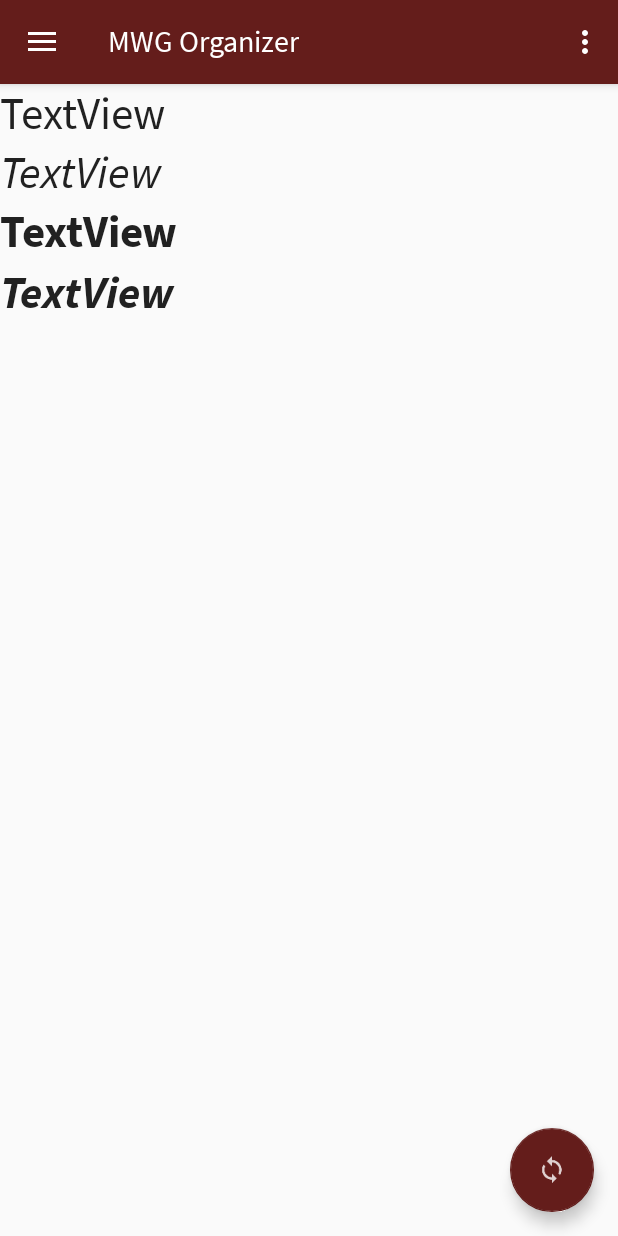
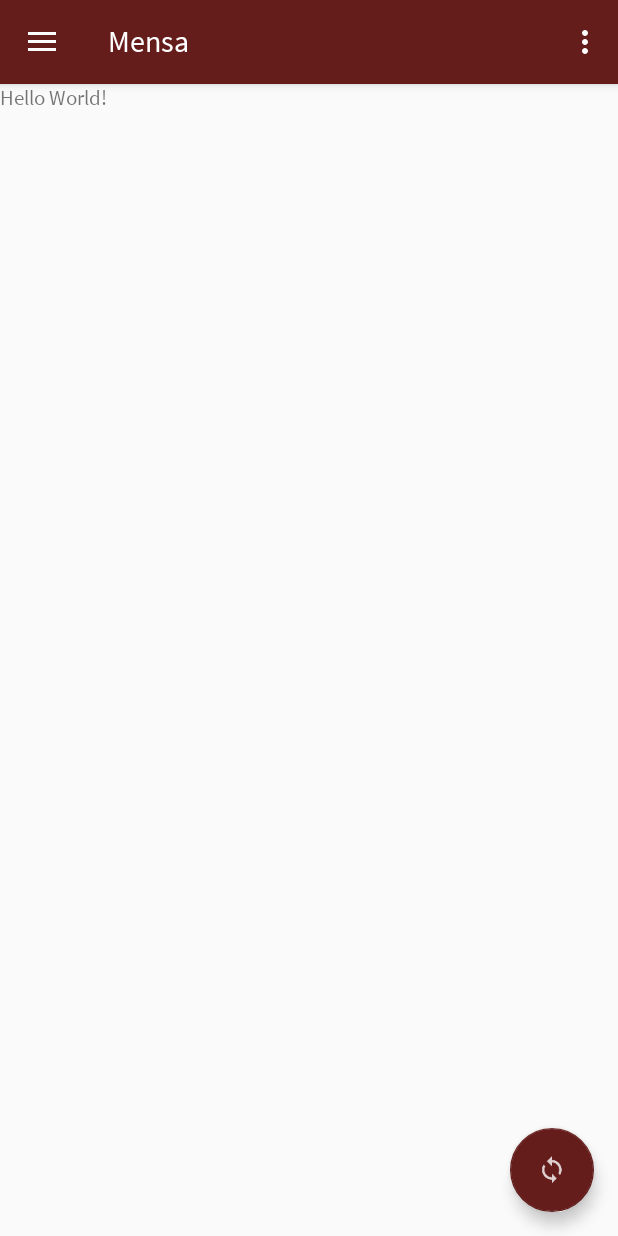
Before and after one commit to InformatikMWG/mwg-organizer-sandbox, an Android app: the screen it shows after launch (MWGOrganizer), in the side drawer, after a tap on "Mensa", on a phone screen of 412 x 824 dp. Run offline under Robolectric (Android 15) with nearby library versions, the phone set to English and light mode, and no system bars; 1 statement that could not run was skipped.

Commit message:
First fragments implemented

```diff
--- a/app/build.gradle
+++ b/app/build.gradle
@@ -26,6 +26,7 @@ dependencies {
     implementation 'com.android.support.constraint:constraint-layout:1.0.2'
     implementation 'com.android.support:support-v4:26.1.0'
     implementation 'com.android.support:support-vector-drawable:26.1.0'
+    implementation 'com.android.support:recyclerview-v7:26.1.0'
     testImplementation 'junit:junit:4.12'
     androidTestImplementation 'com.android.support.test:runner:0.5'
     androidTestImplementation 'com.android.support.test.espresso:espresso-core:2.2.2'
--- /dev/null
+++ b/app/src/main/java/de/mwg_bayreuth/mwgorganizer/HomeFragment.java
@@ -0,0 +1,88 @@
+package de.mwg_bayreuth.mwgorganizer;
+
+import android.content.Context;
+import android.net.Uri;
+import android.os.Bundle;
+import android.support.v4.app.Fragment;
+import android.view.LayoutInflater;
+import android.view.View;
+import android.view.ViewGroup;
+
+
+/**
+ * A simple {@link Fragment} subclass.
+ * Activities that contain this fragment must implement the
+ * {@link HomeFragment.OnFragmentInteractionListener} interface
+ * to handle interaction events.
+ * Use the {@link HomeFragment#newInstance} factory method to
+ * create an instance of this fragment.
+ */
+public class HomeFragment extends Fragment {
+        private OnFragmentInteractionListener mListener;
+
+    public HomeFragment() {
+        // Required empty public constructor
+    }
+
+
+    // TODO: Rename and change types and number of parameters
+    //public static HomeFragment newInstance() {
+    //    HomeFragment fragment = new HomeFragment();
+    //    return fragment;
+    //}
+
+    @Override
+    public void onCreate(Bundle savedInstanceState) {
+        super.onCreate(savedInstanceState);
+        //if (getArguments() != null) {
+        //    mParam1 = getArguments().getString(ARG_PARAM1);
+        //    mParam2 = getArguments().getString(ARG_PARAM2);
+        //}
+    }
+
+    @Override
+    public View onCreateView(LayoutInflater inflater, ViewGroup container,
+                             Bundle savedInstanceState) {
+        // Inflate the layout for this fragment
+        return inflater.inflate(R.layout.fragment_home, container, false);
+    }
+
+    // TODO: Rename method, update argument and hook method into UI event
+    public void onButtonPressed(Uri uri) {
+        if (mListener != null) {
+            mListener.onFragmentInteraction(uri);
+        }
+    }
+
+    @Override
+    public void onAttach(Context context) {
+        super.onAttach(context);
+        if (context instanceof OnFragmentInteractionListener) {
+            mListener = (OnFragmentInteractionListener) context;
+        } else {
+            throw new RuntimeException(context.toString()
+                    + " must implement OnFragmentInteractionListener");
+        }
+    }
+
+    @Override
+    public void onDetach() {
+        super.onDetach();
+        mListener = null;
+    }
+
+    /**
+     * This interface must be implemented by activities that contain this
+     * fragment to allow an interaction in this fragment to be communicated
+     * to the activity and potentially other fragments contained in that
+     * activity.
+     * <p>
+     * See the Android Training lesson <a href=
+     * "http://developer.android.com/training/basics/fragments/communicating.html"
+     * >Communicating with Other Fragments</a> for more information.
+     */
+    public interface OnFragmentInteractionListener {
+        // TODO: Update argument type and name
+        void onFragmentInteraction(Uri uri);
+    }
+}
--- a/app/src/main/java/de/mwg_bayreuth/mwgorganizer/MWGOrganizer.java
+++ b/app/src/main/java/de/mwg_bayreuth/mwgorganizer/MWGOrganizer.java
@@ -1,6 +1,7 @@
 package de.mwg_bayreuth.mwgorganizer;
 
 import android.content.Intent;
+import android.net.Uri;
 import android.os.Bundle;
 import android.support.design.widget.FloatingActionButton;
 import android.support.design.widget.Snackbar;
@@ -14,16 +15,24 @@ import android.support.v7.widget.Toolbar;
 import android.view.Menu;
 import android.view.MenuItem;
 
+import de.mwg_bayreuth.mwgorganizer.dummy.DummyContent;
+
 public class MWGOrganizer extends AppCompatActivity
-        implements NavigationView.OnNavigationItemSelectedListener {
+implements NavigationView.OnNavigationItemSelectedListener,
+        // Also implement the interaction listeners of the single fragments
+        HomeFragment.OnFragmentInteractionListener,
+        VertretungsplanFragment.OnListFragmentInteractionListener {
+
 
     @Override
     protected void onCreate(Bundle savedInstanceState) {
         super.onCreate(savedInstanceState);
         setContentView(R.layout.activity_mwgorganizer);
+
         Toolbar toolbar = (Toolbar) findViewById(R.id.toolbar);
         setSupportActionBar(toolbar);
 
+        // Configure the floating button
         FloatingActionButton fab = (FloatingActionButton) findViewById(R.id.fab);
         fab.setOnClickListener(new View.OnClickListener() {
             @Override
@@ -35,6 +44,8 @@ public class MWGOrganizer extends AppCompatActivity
             }
         });
 
+
+        // Initialize the drawer
         DrawerLayout drawer = (DrawerLayout) findViewById(R.id.drawer_layout);
         ActionBarDrawerToggle toggle = new ActionBarDrawerToggle(
                 this, drawer, toolbar, R.string.navigation_drawer_open, R.string.navigation_drawer_close);
@@ -43,14 +54,30 @@ public class MWGOrganizer extends AppCompatActivity
 
         NavigationView navigationView = (NavigationView) findViewById(R.id.nav_view);
         navigationView.setNavigationItemSelectedListener(this);
+        navigationView.getMenu().getItem(0).setChecked(true);
+
+        // Only add the "Home"-fragment if the container exists
+        if(findViewById(R.id.fragment_container) != null) {
+            // Don't do anything when other fragments already exist
+            if (savedInstanceState != null) { return; }
+
+            // Create a home fragment and place it in the container
+            HomeFragment homefragment = new HomeFragment();
+            getSupportFragmentManager().beginTransaction().
+                    add(R.id.fragment_container, homefragment).commit();
+        }
     }
+
+
 
     @Override
     public void onBackPressed() {
         DrawerLayout drawer = (DrawerLayout) findViewById(R.id.drawer_layout);
-        if (drawer.isDrawerOpen(GravityCompat.START)) {
-            drawer.closeDrawer(GravityCompat.START);
-        } else {
+
+        // Drawer opened -> Close drawer; Drawer closed -> Close application
+        if (drawer.isDrawerOpen(GravityCompat.START)) { drawer.closeDrawer(GravityCompat.START); }
+        else {
+            // TODO: App erst schließen, wenn Zurücktaste 2x schnell hintereinander gedrückt wurde
             super.onBackPressed();
         }
     }
@@ -67,37 +94,66 @@ public class MWGOrganizer extends AppCompatActivity
         // Handle action bar item clicks here. The action bar will
         // automatically handle clicks on the Home/Up button, so long
         // as you specify a parent activity in AndroidManifest.xml.
-        int id = item.getItemId();
+        switch(item.getItemId()) {
+            case R.id.action_about:
+                startActivity(new Intent(this, About.class));
+                return true;
 
-        //noinspection SimplifiableIfStatement
-        if (id == R.id.action_settings) {
-            startActivity(new Intent(this, Settings.class));
-            return true;
+            case R.id.action_settings:
+                startActivity(new Intent(this, Settings.class));
+                return true;
+
+            default:
+                return super.onOptionsItemSelected(item);
         }
-
-        return super.onOptionsItemSelected(item);
     }
 
     @SuppressWarnings("StatementWithEmptyBody")
     @Override
     public boolean onNavigationItemSelected(MenuItem item) {
+        android.support.v4.app.Fragment fragment = null;
+        Class fragmentClass = null;
+        boolean exchangeFragment = false;
+
         // Handle navigation view item clicks here.
-        int id = item.getItemId();
+        switch(item.getItemId()) {
+            default:
+                fragmentClass = HomeFragment.class;
+                exchangeFragment = true; break;
+            case R.id.nav_vplan:
+                fragmentClass = VertretungsplanFragment.class;
+                exchangeFragment = true; break;
+        //    case R.id.nav_mensa:
 
-        if (id == R.id.nav_vplan) {
-            // Handle the camera action
-        } else if (id == R.id.nav_mensa) {
+        //    case R.id.nav_news:
 
-        } else if (id == R.id.nav_news) {
+            case R.id.nav_about:
+                startActivity(new Intent(this, About.class)); break;
+            case R.id.nav_settings:
+                startActivity(new Intent(this, Settings.class)); break;
+        }
 
-        } else if (id == R.id.nav_about) {
-            startActivity(new Intent(this, About.class));
-        } else if (id == R.id.nav_settings) {
-            startActivity(new Intent(this, Settings.class));
+        // Do *not* execute this code when an Activity has been opened!!
+        if(exchangeFragment) {
+            try { fragment = (android.support.v4.app.Fragment) fragmentClass.newInstance(); }
+            catch (Exception e) { e.printStackTrace(); }
+
+            getSupportFragmentManager().beginTransaction()
+                    .replace(R.id.fragment_container, fragment).commit();
+
+            setTitle(item.getTitle());
         }
 
         DrawerLayout drawer = (DrawerLayout) findViewById(R.id.drawer_layout);
         drawer.closeDrawer(GravityCompat.START);
         return true;
     }
+
+
+    // Has to be overridden, otherwise nasty crashes occurr
+    @Override
+    public void onFragmentInteraction(Uri uri) {}
+
+    @Override
+    public void onListFragmentInteraction(DummyContent.DummyItem item) {}
 }
--- /dev/null
+++ b/app/src/main/java/de/mwg_bayreuth/mwgorganizer/VertretungsplanFragment.java
@@ -0,0 +1,109 @@
+package de.mwg_bayreuth.mwgorganizer;
+
+import android.content.Context;
+import android.os.Bundle;
+import android.support.v4.app.Fragment;
+import android.support.v7.widget.GridLayoutManager;
+import android.support.v7.widget.LinearLayoutManager;
+import android.support.v7.widget.RecyclerView;
+import android.view.LayoutInflater;
+import android.view.View;
+import android.view.ViewGroup;
+
+import de.mwg_bayreuth.mwgorganizer.dummy.DummyContent;
+import de.mwg_bayreuth.mwgorganizer.dummy.DummyContent.DummyItem;
+
+import java.util.List;
+
+/**
+ * A fragment representing a list of Items.
+ * <p/>
+ * Activities containing this fragment MUST implement the {@link OnListFragmentInteractionListener}
+ * interface.
+ */
+public class VertretungsplanFragment extends Fragment {
+
+    // TODO: Customize parameter argument names
+    private static final String ARG_COLUMN_COUNT = "column-count";
+    // TODO: Customize parameters
+    private int mColumnCount = 1;
+    private OnListFragmentInteractionListener mListener;
+
+    /**
+     * Mandatory empty constructor for the fragment manager to instantiate the
+     * fragment (e.g. upon screen orientation changes).
+     */
+    public VertretungsplanFragment() {
+    }
+
+    // TODO: Customize parameter initialization
+    @SuppressWarnings("unused")
+    public static VertretungsplanFragment newInstance(int columnCount) {
+        VertretungsplanFragment fragment = new VertretungsplanFragment();
+        Bundle args = new Bundle();
+        args.putInt(ARG_COLUMN_COUNT, columnCount);
+        fragment.setArguments(args);
+        return fragment;
+    }
+
+    @Override
+    public void onCreate(Bundle savedInstanceState) {
+        super.onCreate(savedInstanceState);
+
+        if (getArguments() != null) {
+            mColumnCount = getArguments().getInt(ARG_COLUMN_COUNT);
+        }
+    }
+
+    @Override
+    public View onCreateView(LayoutInflater inflater, ViewGroup container,
+                             Bundle savedInstanceState) {
+        View view = inflater.inflate(R.layout.fragment_vertretungsplan_list, container, false);
+
+        // Set the adapter
+        if (view instanceof RecyclerView) {
+            Context context = view.getContext();
+            RecyclerView recyclerView = (RecyclerView) view;
+            if (mColumnCount <= 1) {
+                recyclerView.setLayoutManager(new LinearLayoutManager(context));
+            } else {
+                recyclerView.setLayoutManager(new GridLayoutManager(context, mColumnCount));
+            }
+            recyclerView.setAdapter(new MyVertretungsplanRecyclerViewAdapter(DummyContent.ITEMS, mListener));
+        }
+        return view;
+    }
+
+
+    @Override
+    public void onAttach(Context context) {
+        super.onAttach(context);
+        if (context instanceof OnListFragmentInteractionListener) {
+            mListener = (OnListFragmentInteractionListener) context;
+        } else {
+            throw new RuntimeException(context.toString()
+                    + " must implement OnListFragmentInteractionListener");
+        }
+    }
+
+    @Override
+    public void onDetach() {
+        super.onDetach();
+        mListener = null;
+    }
+
+    /**
+     * This interface must be implemented by activities that contain this
+     * fragment to allow an interaction in this fragment to be communicated
+     * to the activity and potentially other fragments contained in that
+     * activity.
+     * <p/>
+     * See the Android Training lesson <a href=
+     * "http://developer.android.com/training/basics/fragments/communicating.html"
+     * >Communicating with Other Fragments</a> for more information.
+     */
+    public interface OnListFragmentInteractionListener {
+        // TODO: Update argument type and name
+        void onListFragmentInteraction(DummyItem item);
+    }
+}
--- a/app/src/main/res/layout/content_mwgorganizer.xml
+++ b/app/src/main/res/layout/content_mwgorganizer.xml
@@ -8,46 +8,13 @@
     tools:context="de.mwg_bayreuth.mwgorganizer.MWGOrganizer"
     tools:showIn="@layout/app_bar_mwgorganizer">
 
-    <LinearLayout
-        android:layout_width="368dp"
-        android:layout_height="495dp"
+    <FrameLayout
+        android:id="@+id/fragment_container"
+        android:layout_width="match_parent"
+        android:layout_height="match_parent"
         android:orientation="vertical"
-        tools:layout_editor_absoluteX="8dp"
-        tools:layout_editor_absoluteY="8dp">
-
-        <TextView
-            android:id="@+id/textView2"
-            android:layout_width="match_parent"
-            android:layout_height="wrap_content"
-            android:text="TextView"
-            android:textAppearance="@style/TextAppearance.AppCompat.Body1"
-            android:textSize="30sp" />
-
-        <TextView
-            android:id="@+id/textView3"
-            android:layout_width="match_parent"
-            android:layout_height="wrap_content"
-            android:text="TextView"
-            android:textAppearance="@style/TextAppearance.AppCompat.Body1"
-            android:textSize="30sp"
-            android:textStyle="italic" />
-
-        <TextView
-            android:id="@+id/textView4"
-            android:layout_width="match_parent"
-            android:layout_height="wrap_content"
-            android:text="TextView"
-            android:textAppearance="@style/TextAppearance.AppCompat.Body1"
-            android:textSize="30sp"
-            android:textStyle="bold" />
-
-        <TextView
-            android:id="@+id/textView5"
-            android:layout_width="match_parent"
-            android:layout_height="wrap_content"
-            android:text="TextView"
-            android:textAppearance="@style/TextAppearance.AppCompat.Body1"
-            android:textSize="30sp"
-            android:textStyle="bold|italic" />
-    </LinearLayout>
+        app:layout_constraintBottom_toBottomOf="parent"
+        app:layout_constraintEnd_toEndOf="parent"
+        app:layout_constraintStart_toStartOf="parent"
+        app:layout_constraintTop_toTopOf="parent" />
 </android.support.constraint.ConstraintLayout>
--- /dev/null
+++ b/app/src/main/res/layout/fragment_home.xml
@@ -0,0 +1,13 @@
+<FrameLayout xmlns:android="http://schemas.android.com/apk/res/android"
+    xmlns:tools="http://schemas.android.com/tools"
+    android:layout_width="match_parent"
+    android:layout_height="match_parent"
+    tools:context="de.mwg_bayreuth.mwgorganizer.HomeFragment">
+
+    <!-- TODO: Update blank fragment layout -->
+    <TextView
+        android:layout_width="match_parent"
+        android:layout_height="match_parent"
+        android:text="Hello World!" />
+
+</FrameLayout>
--- a/app/src/main/res/menu/mwgorganizer.xml
+++ b/app/src/main/res/menu/mwgorganizer.xml
@@ -1,9 +1,16 @@
 <?xml version="1.0" encoding="utf-8"?>
 <menu xmlns:android="http://schemas.android.com/apk/res/android"
     xmlns:app="http://schemas.android.com/apk/res-auto">
+
+    <item
+        android:id="@+id/action_about"
+        android:orderInCategory="100"
+        android:title="@string/about.header"
+        app:showAsAction="never" />
+
     <item
         android:id="@+id/action_settings"
         android:orderInCategory="100"
-        android:title="@string/action_settings"
+        android:title="@string/settings.header"
         app:showAsAction="never" />
 </menu>
--- a/app/src/main/res/values/dimens.xml
+++ b/app/src/main/res/values/dimens.xml
@@ -5,4 +5,5 @@
     <dimen name="nav_header_vertical_spacing">8dp</dimen>
     <dimen name="nav_header_height">176dp</dimen>
     <dimen name="fab_margin">16dp</dimen>
+    <dimen name="text_margin">16dp</dimen>
 </resources>
--- a/app/src/main/res/values/strings.xml
+++ b/app/src/main/res/values/strings.xml
@@ -85,4 +85,7 @@
     <string name="pref_title_vibrate">Vibrate</string>
     <string name="home.header">Startseite</string>
     <string name="settings.cache">Cache-Verwaltung</string>
+
+    <!-- TODO: Remove or change this placeholder text -->
+    <string name="hello_blank_fragment">Hello blank fragment</string>
 </resources>
```
Also changed, not shown: app/src/main/java/de/mwg_bayreuth/mwgorganizer/MyVertretungsplanRecyclerViewAdapter.java (added, +77 -0 lines), app/src/main/java/de/mwg_bayreuth/mwgorganizer/dummy/DummyContent.java (added, +72 -0 lines), app/src/main/res/layout/fragment_vertretungsplan.xml (added, +22 -0 lines), app/src/main/res/layout/fragment_vertretungsplan_list.xml (added, +13 -0 lines).
